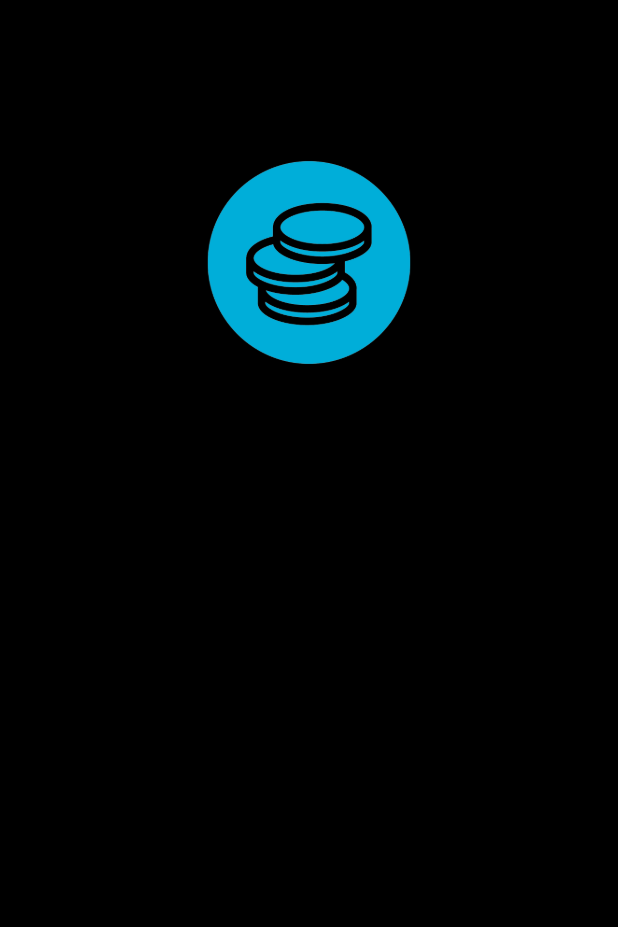
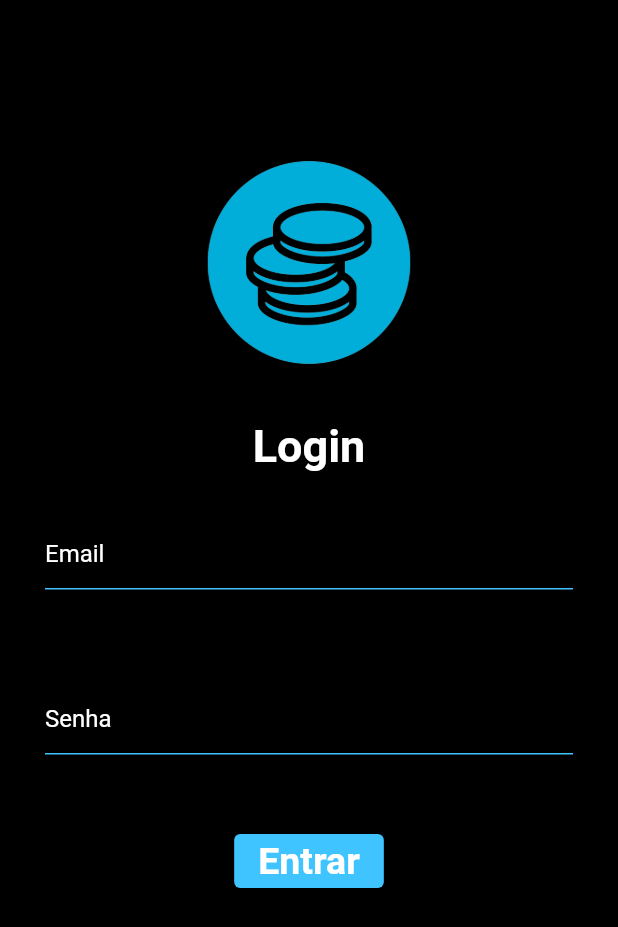
Before and after one commit to lluuccaass88/SmartCoin, a Flutter app: the screen it shows after launch, on a phone screen of 412 x 824 dp. Shown: the top 927 px of the screen. Run offline on Flutter 3.47's test engine with Material 2 defaults, Android fonts, the phone set to English and light mode, and no system bars; our stand-ins replace sqflite; accounts and stored records are empty.

Commit message:
Finalizando a tela de login

```diff
--- a/lib/views/login/login.dart
+++ b/lib/views/login/login.dart
@@ -1,4 +1,6 @@
 // ignore_for_file: prefer_const_constructors
+
+import 'dart:ui';
 
 import 'package:flutter/material.dart';
 
@@ -20,7 +22,10 @@ class _Login extends State<Login> {
         body: Column(
            children: [
               Container(
-                  margin: const EdgeInsets.all(100.0),
+                  margin: const EdgeInsets.only(
+                    top: 100.0,
+                    bottom: 30.0
+                  ),
                   alignment: Alignment.center,
                   child: CircularImageWidget(
                   imageProvider: AssetImage('images/logo1.png'),
@@ -29,10 +34,14 @@ class _Login extends State<Login> {
                 )
               ),
               Text(
-                "Login"
+                "Login",
+                style: TextStyle(
+                  fontWeight: FontWeight.w600,
+                  color: Colors.white,
+                  fontSize: 30.0,
+                  ),
                 //Colocar uma margin aqui
               ),
-              _formUI(),
               _formUI(),
           ],
         ),
@@ -43,48 +52,75 @@ class _Login extends State<Login> {
   Widget _formUI() {
     return Column(
       children: <Widget>[
-        Container(
-          margin: const EdgeInsets.all(30.0),
-          alignment: Alignment.center,
-          width: 500,
-          child: TextFormField(
-            //controller: controllerNome,
-            decoration: InputDecoration(
-              hintText: 'Email',
-              border: OutlineInputBorder(
-              borderRadius: BorderRadius.circular(30),
-              borderSide: BorderSide(
-                  color: Colors.lightBlueAccent,
-                  width: 3.0,
-                )
-              ),
-            ),
-            //validator: Validador.validarNome(),
-          maxLength: 50,
-          )
-        ),
-
 
         Container(
           margin: const EdgeInsets.all(30.0),
           alignment: Alignment.center,
           width: 500,
           child: TextFormField(
-            //controller: controllerNome,
+                //controller: controllerNome,
+            style: TextStyle ( color: Colors.white ),
             decoration: InputDecoration(
-              hintText: 'Senha',
-              border: OutlineInputBorder(
-              borderRadius: BorderRadius.circular(30),
-              borderSide: BorderSide(
+              hintText: 'Email',
+              hintStyle: TextStyle(color: Color.fromARGB(255, 255, 255, 255)),
+              fillColor: Colors.white,
+              enabledBorder: UnderlineInputBorder(
+                borderSide: BorderSide(
                   color: Colors.lightBlueAccent,
-                  width: 3.0,
                 )
               ),
+
             ),
-            //validator: Validador.validarNome(),
-          maxLength: 50,
-          )
+              //validator: Validador.validarNome(),
+            maxLength: 50,
+          ),
         ),
+
+          Container(
+            margin: const EdgeInsets.only(
+              left: 30.0,
+              right: 30.0,
+              top: 10.0,
+              bottom: 10.0
+            ),
+            alignment: Alignment.center,
+            width: 500,
+            child: TextFormField(
+                //controller: controllerNome,
+              style: TextStyle ( color: Colors.white ),
+              obscureText: true,
+              obscuringCharacter: "*",
+              decoration: InputDecoration(
+                hintText: 'Senha',
+                hintStyle: TextStyle(color: Color.fromARGB(255, 255, 255, 255)),
+                enabledBorder: UnderlineInputBorder(
+                  borderSide: BorderSide(
+                    color: Colors.lightBlueAccent,
+                  )
+                ),
+
+              ),
+              //validator: Validador.validarNome(),
+              maxLength: 50,
+            ),
+        ),
+
+        const SizedBox(height: 15.0),
+        ElevatedButton(
+          onPressed: inserir,
+          style: ElevatedButton.styleFrom(
+            primary: Colors.lightBlueAccent
+          ),
+          child: const Text(
+            'Entrar',
+            style: TextStyle(
+              color: Colors.white,
+              fontSize: 25.0,
+              fontWeight: FontWeight.w600,
+            )
+            ),
+        )
+
 
 
           //AQUI ENTRA UM BOTAO PARA ENVIAR
@@ -93,4 +129,9 @@ class _Login extends State<Login> {
     );
 
   }
+
+    inserir() {
+   print("oi");
+  }
+
 }
```
